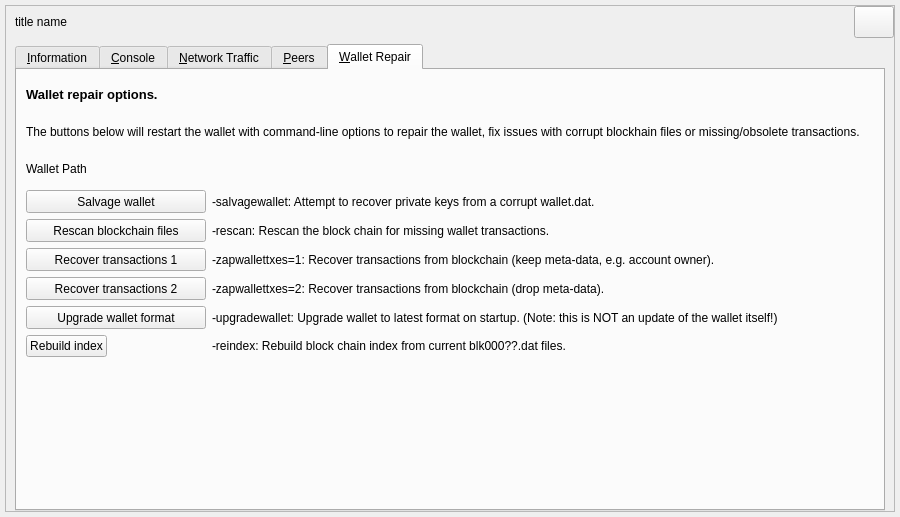
The window that src/qt/forms/debugwindow.ui (MassGrid/MassGrid) describes before a commit, drawn with Qt 5.
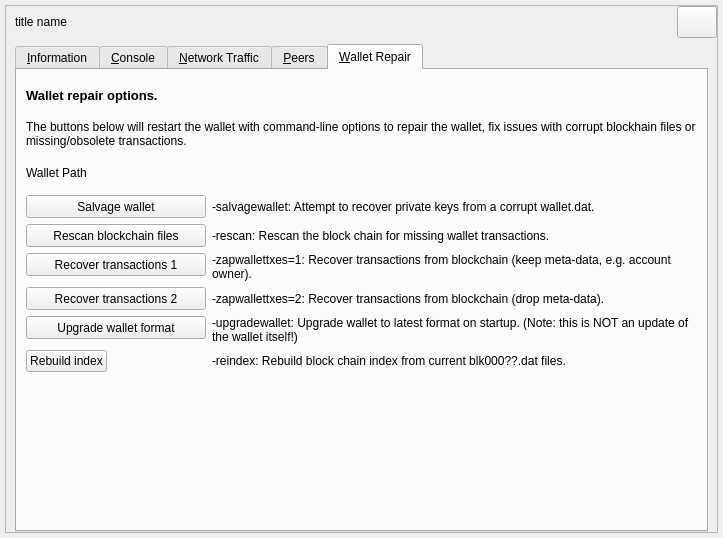
The same window after the commit. Icons and pictures are not drawn. Custom widgets are drawn as their Qt base class.

What changed in the file:
```diff
--- a/src/qt/forms/debugwindow.ui
+++ b/src/qt/forms/debugwindow.ui
@@ -6,20 +6,20 @@
    <rect>
     <x>0</x>
     <y>0</y>
-    <width>900</width>
-    <height>517</height>
+    <width>723</width>
+    <height>538</height>
    </rect>
   </property>
   <property name="minimumSize">
    <size>
-    <width>900</width>
+    <width>0</width>
     <height>0</height>
    </size>
   </property>
   <property name="maximumSize">
    <size>
-    <width>10000</width>
-    <height>627</height>
+    <width>16777215</width>
+    <height>16777215</height>
    </size>
   </property>
   <property name="windowTitle">
```
